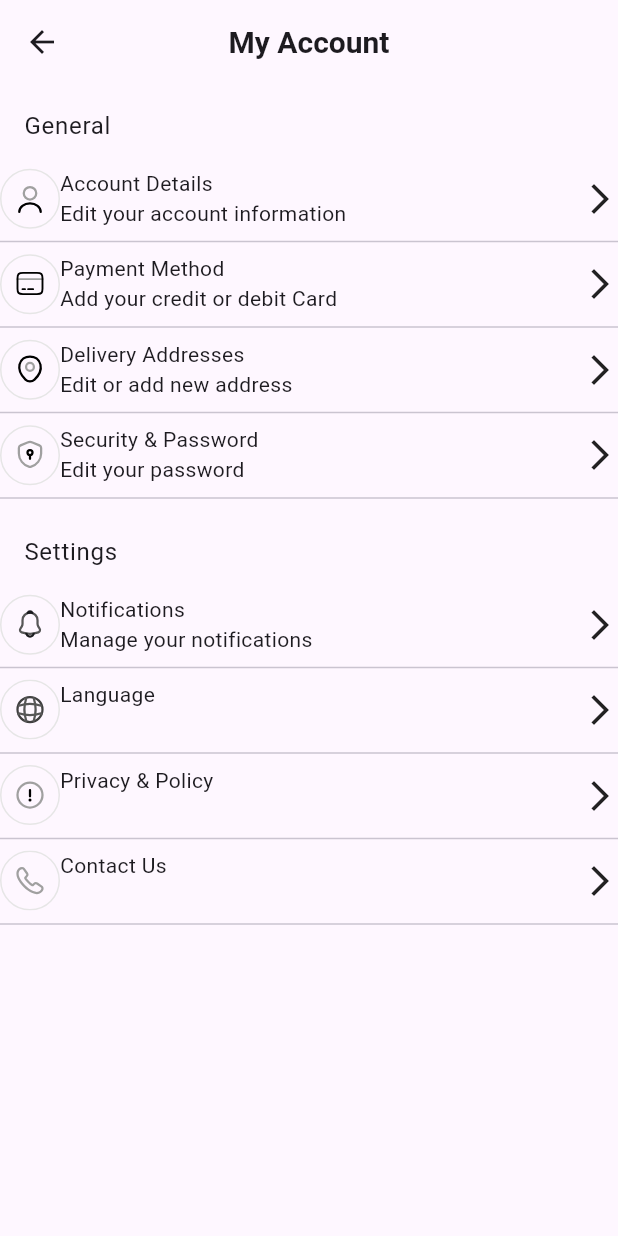
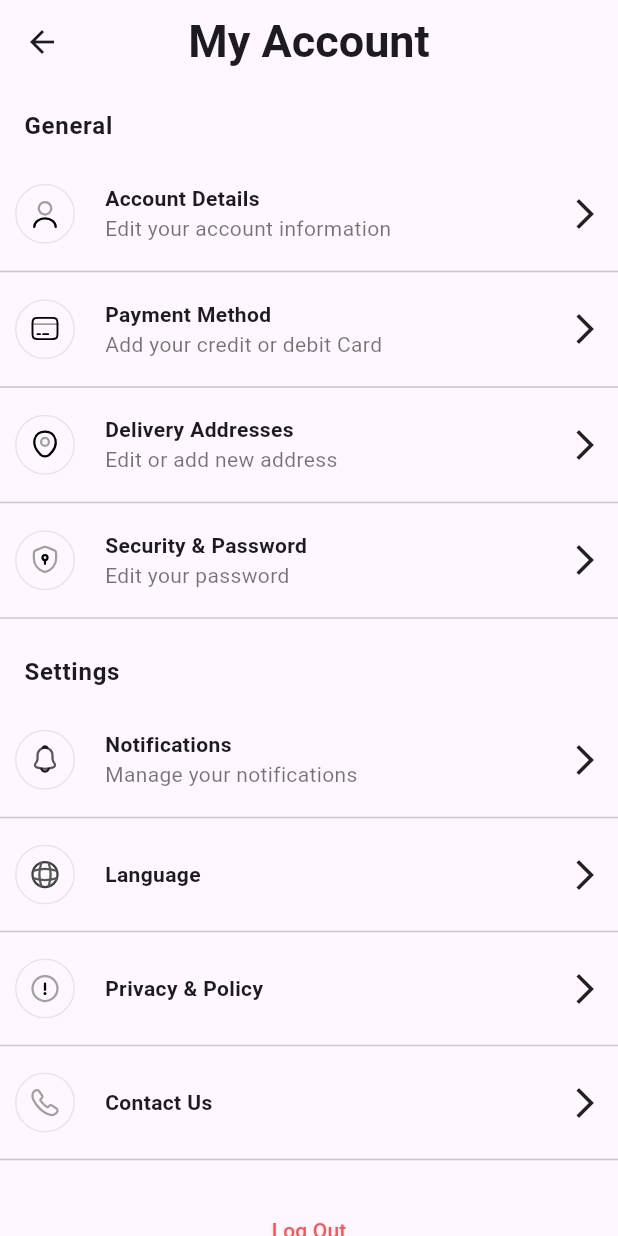
Before and after one commit to debugger-snjy/snapshop, a Flutter app: the MyAccount screen opened directly, on a phone screen of 412 x 824 dp. Run offline on Flutter 3.47's test engine with Material 3 defaults, Android fonts, the phone set to English and light mode, and no system bars; our stand-ins replace flutter_credit_card, flutter_otp_text_field, flutter_svg.

```diff
--- a/lib/screens/my_account_screen.dart
+++ b/lib/screens/my_account_screen.dart
@@ -3,6 +3,7 @@ import 'package:flutter_svg/flutter_svg.dart';
 import 'package:snapshop/utils/strings.dart';
 import 'package:snapshop/widgets/custom_app_bar.dart';
 import 'package:snapshop/widgets/custom_tile_for_myaccount.dart';
+import 'package:snapshop/widgets/logout_button.dart';
 
 class MyAccount extends StatefulWidget {
   const MyAccount({super.key});
@@ -23,7 +24,13 @@ class _MyAccountState extends State<MyAccount> {
       body: Container(
          child: ListView(
            children: [
-             const ListTile(title: Text(StringResources.general),),
+             const ListTile(title:
+             Text(
+                 StringResources.general,
+                 style: TextStyle(
+                   fontWeight: FontWeight.bold
+                 ),
+             ),),
              CustomTile(
                  image: SvgPicture.asset('lib/assets/icons/contact_icon.svg'),
                  title: StringResources.accountDetails,
@@ -41,7 +48,14 @@ class _MyAccountState extends State<MyAccount> {
                  image: SvgPicture.asset('lib/assets/icons/security_and_password.svg'),
                  title: StringResources.securityAndPassword,
                  subtitle:StringResources.securityAndPasswordDescription),
-             const ListTile(title: Text('Settings'),),
+             const ListTile(
+               title: Text('Settings',
+                 style: TextStyle(
+                     fontWeight: FontWeight.bold
+                 ),
+               ),
+
+             ),
              CustomTile(
                  image: SvgPicture.asset('lib/assets/icons/notifications_icon.svg'),
                  title: StringResources.notitfications,
@@ -57,7 +71,8 @@ class _MyAccountState extends State<MyAccount> {
              CustomTile(
                  image: SvgPicture.asset('lib/assets/icons/contact_us_icon.svg'),
                  title: StringResources.contactUs,
-                 subtitle: "")
+                 subtitle: ""),
+             LogoutButton(),
            ],
          ),
       ),
--- a/lib/widgets/button_dart_widget.dart
+++ b/lib/widgets/button_dart_widget.dart
@@ -25,10 +25,11 @@ class DarkButton extends StatelessWidget {
         style: TextButton.styleFrom(
             backgroundColor: Colors.black,
             elevation: 10,
-            textStyle: const TextStyle(color: Colors.white),
+
             shape: RoundedRectangleBorder(
                 borderRadius: BorderRadius.circular(radius))),
-        child: text,
+
+        child: Text(text.data!,style: const TextStyle(color: Colors.white),),
       ),
     );
   }
--- a/lib/widgets/custom_app_bar.dart
+++ b/lib/widgets/custom_app_bar.dart
@@ -11,7 +11,7 @@ class CustomAppBar extends StatelessWidget implements PreferredSize {
       title:Text(title,
       style: const TextStyle(
         fontWeight: FontWeight.bold,
-        fontSize: 20,
+        fontSize: 30,
       ),
       ) ,
     );
--- a/lib/widgets/custom_tile_for_myaccount.dart
+++ b/lib/widgets/custom_tile_for_myaccount.dart
@@ -13,20 +13,34 @@ class CustomTile extends StatelessWidget {
     return Container(
       child: Column(
         children: [
-          Row(
+          Padding(
+            padding: const EdgeInsets.symmetric(horizontal: 10,vertical: 10),
+            child: Row(
               mainAxisAlignment: MainAxisAlignment.spaceBetween,
               crossAxisAlignment: CrossAxisAlignment.center,
               children: [
                      Row(
-                     mainAxisAlignment: MainAxisAlignment.spaceEvenly,
-                     crossAxisAlignment: CrossAxisAlignment.start,
+                       mainAxisAlignment: MainAxisAlignment.spaceAround,
+                       crossAxisAlignment: CrossAxisAlignment.center,
                        children: [
                          image,
+                         const SizedBox(width: 20,),
                          Column(
                            crossAxisAlignment: CrossAxisAlignment.start,
+                           mainAxisAlignment: MainAxisAlignment.center,
                            children: [
-                           Text(title),
-                           Text(subtitle)
+                             Text(title,
+                             style: const TextStyle(
+                               fontWeight: FontWeight.bold
+                             ),
+                             ),
+                             if (subtitle!="") Text(subtitle,
+                             style: const TextStyle(
+                               color: Colors.black54
+                             ),
+                             ),
+
+
                            ],
                          ),
                        ],
@@ -36,6 +50,7 @@ class CustomTile extends StatelessWidget {
 
               ],
             ),
+          ),
           Divider()
         ],
       ),
--- /dev/null
+++ b/lib/widgets/logout_button.dart
@@ -0,0 +1,23 @@
+import 'package:flutter/material.dart';
+
+class LogoutButton extends StatelessWidget {
+  const LogoutButton({super.key});
+
+  @override
+  Widget build(BuildContext context) {
+    return Padding(
+      padding: const EdgeInsets.all(15.0),
+      child: TextButton(
+          onPressed: (){},
+          style: TextButton.styleFrom(
+            elevation: 10,
+
+          ),
+          child: const Text('Log Out',
+          style:  TextStyle(color:Colors.redAccent ),
+            ),
+
+      ),
+    );
+  }
+}
--- a/pubspec.yaml
+++ b/pubspec.yaml
@@ -38,6 +38,7 @@ dependencies:
   provider: ^6.1.2
   flutter_svg: ^2.0.10+1
   flutter_otp_text_field: ^1.1.3+2
+  flutter_credit_card: ^4.0.1
 
 dev_dependencies:
   flutter_test:
@@ -67,7 +68,7 @@ flutter:
     - lib/assets/Images/
     - lib/assets/Products/
     - lib/assets/Categories/
-
+    - lib/assets/PaymentCardDesign/
   # An image asset can refer to one or more resolution-specific "variants", see
   # https://flutter.dev/assets-and-images/#resolution-aware
 
```
Also changed, not shown: lib/screens/account_details_screen.dart (added, +68 -0 lines), lib/screens/add_new_card_screen.dart (added, +17 -0 lines), lib/screens/login_screen.dart (+5 -14 lines), lib/screens/payment_method_screen.dart (added, +90 -0 lines), lib/validators/form_field_validators.dart (added, +15 -0 lines), lib/widgets/add_more_credit_card_widget.dart (added, +47 -0 lines), lib/widgets/credit_details_card.dart (added, +47 -0 lines), lib/assets/PaymentCardDesign/master_card_symbol.svg (added), lib/assets/icons/credit_card_icon.svg (added), lib/assets/icons/untick_icon_dark.svg (added), pubspec.lock. Lines whose indentation alone changed are shown as unchanged.
